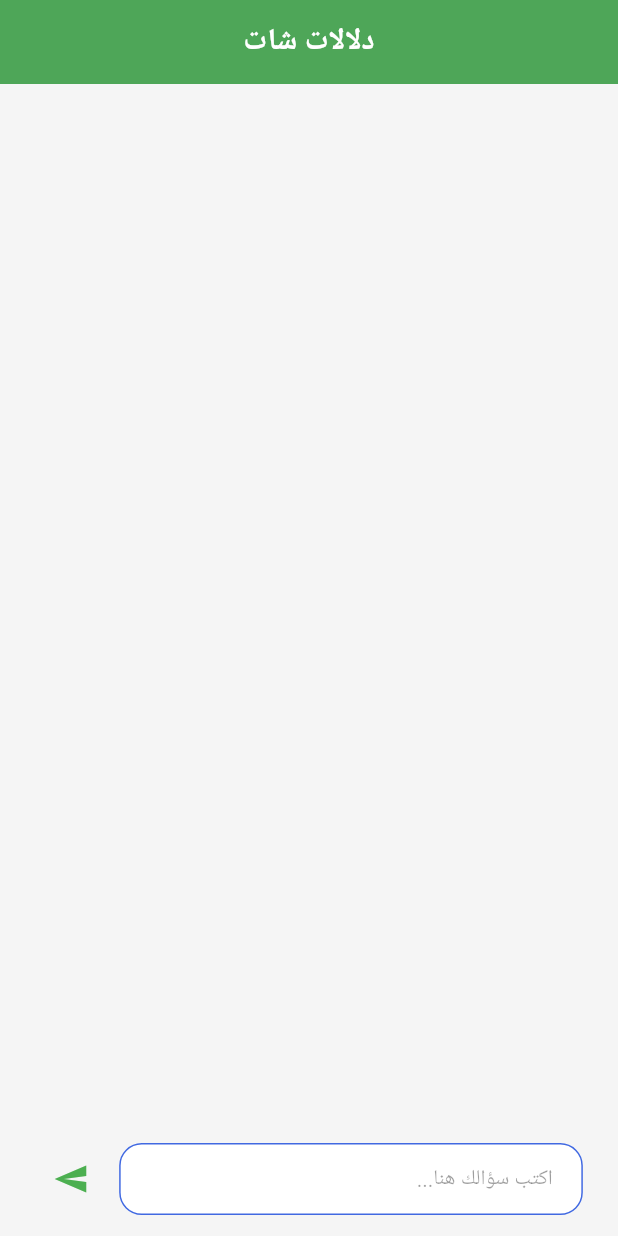
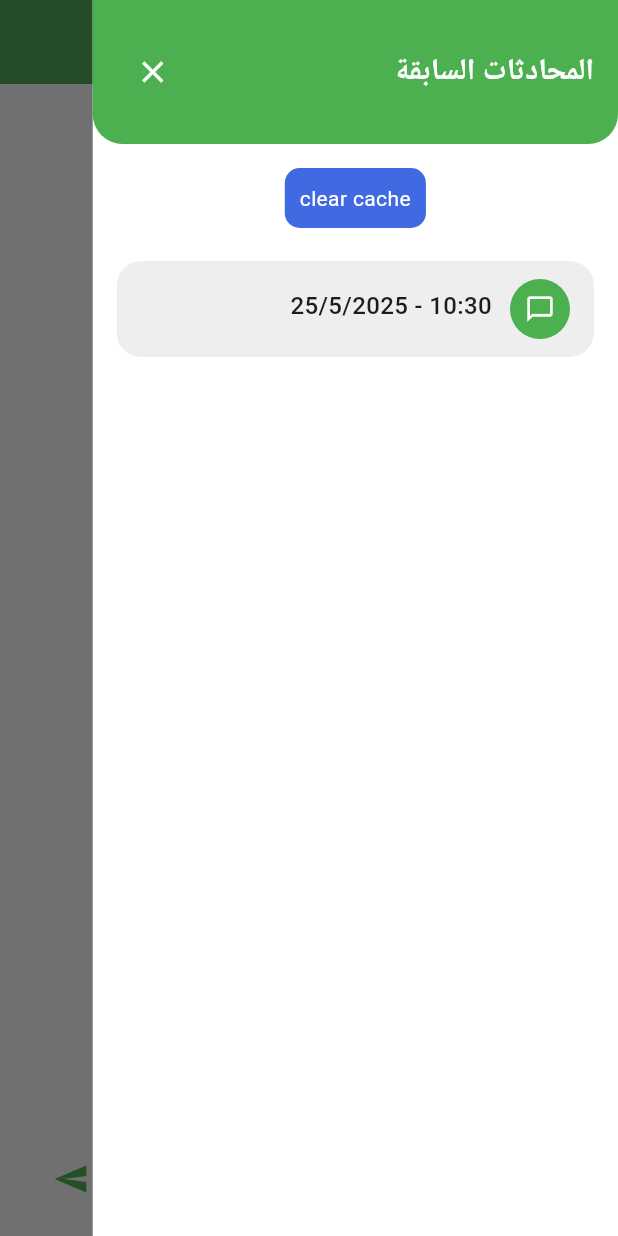
Before and after one commit to EslamKamel89/ai_chat_pot, a Flutter app: the screen it shows after launch, with the side drawer open (before the commit the screen has no drawer), on a phone screen of 412 x 824 dp. Run offline on Flutter 3.47's test engine with Material 3 defaults, Android fonts, the phone set to English and light mode, and no system bars; drawn by our look-alikes of flutter_animate; our stand-ins replace cached_network_image, connectivity_plus, dio, easy_localization, flutter_bloc, flutter_html and 9 more; statements that could not run were skipped.

Commit message:
feat: Implement chat history drawer and enhance chat session management

```diff
--- a/lib/chat/entities/chat_history_entity.dart
+++ b/lib/chat/entities/chat_history_entity.dart
@@ -1,9 +1,9 @@
 // ignore_for_file: public_member_api_docs, sort_constructors_first
 class ChatHistoryEntity {
   String? id;
-  final String title;
+  final String? title;
   final DateTime timestamp;
-  ChatHistoryEntity({this.id, required this.title, required this.timestamp}) {
+  ChatHistoryEntity({this.id, this.title, required this.timestamp}) {
     id ??= createId();
   }
 
@@ -25,4 +25,12 @@ class ChatHistoryEntity {
   static String createId() {
     return "ChatHistoryEntity.${DateTime.now().millisecondsSinceEpoch}";
   }
+
+  ChatHistoryEntity copyWith({String? id, String? title, DateTime? timestamp}) {
+    return ChatHistoryEntity(
+      id: id ?? this.id,
+      title: title ?? this.title,
+      timestamp: timestamp ?? this.timestamp,
+    );
+  }
 }
--- a/lib/chat/presentation/views/chat_screen.dart
+++ b/lib/chat/presentation/views/chat_screen.dart
@@ -1,6 +1,7 @@
 import 'package:ai_chat_pot/chat/cubits/chat_cubit/chat_cubit.dart';
 import 'package:ai_chat_pot/chat/cubits/chat_cubit/chat_state.dart';
 import 'package:ai_chat_pot/chat/presentation/widgets/chat_bubble.dart';
+import 'package:ai_chat_pot/chat/presentation/widgets/chat_histroy_drawer.dart';
 import 'package:ai_chat_pot/chat/presentation/widgets/message_input.dart';
 import 'package:ai_chat_pot/core/widgets/default_screen_padding.dart';
 import 'package:flutter/material.dart';
@@ -44,6 +45,7 @@ class _ChatScreenState extends State<ChatScreen> {
           child: SafeArea(
             child: Scaffold(
               appBar: AppBar(title: const Text("دلالات شات"), backgroundColor: Colors.green),
+              drawer: ChatHistoryDrawer(),
               body: BlocConsumer<ChatCubit, ChatState>(
                 listener: (context, state) {
                   _scrollToBottom();
--- /dev/null
+++ b/lib/chat/presentation/widgets/chat_histroy_drawer.dart
@@ -0,0 +1,153 @@
+import 'package:ai_chat_pot/chat/cubits/chat_cubit/chat_cubit.dart';
+import 'package:ai_chat_pot/chat/cubits/chat_cubit/chat_state.dart';
+import 'package:ai_chat_pot/chat/entities/chat_history_entity.dart';
+import 'package:ai_chat_pot/core/extensions/context-extensions.dart';
+import 'package:ai_chat_pot/core/service_locator/service_locator.dart';
+import 'package:flutter/material.dart';
+import 'package:flutter_animate/flutter_animate.dart';
+import 'package:flutter_bloc/flutter_bloc.dart';
+import 'package:shared_preferences/shared_preferences.dart';
+
+class ChatHistoryDrawer extends StatelessWidget {
+  // final List<ChatHistoryItem> chats;
+  // final Function(String id) onDelete;
+
+  const ChatHistoryDrawer({
+    super.key,
+    // required this.chats,
+    // required this.onDelete,
+  });
+
+  @override
+  Widget build(BuildContext context) {
+    return Container(
+      width: MediaQuery.of(context).size.width * 0.85,
+      color: Colors.white,
+      child: Directionality(
+        textDirection: TextDirection.rtl,
+        child: Column(
+          children: [
+            // Drawer Header
+            Container(
+              padding: const EdgeInsets.symmetric(vertical: 24, horizontal: 16),
+              decoration: BoxDecoration(
+                color: Colors.green,
+                borderRadius: const BorderRadius.only(
+                  bottomLeft: Radius.circular(20),
+                  bottomRight: Radius.circular(20),
+                ),
+              ),
+              child: Row(
+                mainAxisAlignment: MainAxisAlignment.spaceBetween,
+                children: [
+                  const Text(
+                    "المحادثات السابقة",
+                    style: TextStyle(
+                      color: Colors.white,
+                      fontSize: 20,
+                      fontWeight: FontWeight.bold,
+                    ),
+                  ),
+                  IconButton(
+                    icon: const Icon(Icons.close, color: Colors.white),
+                    onPressed: Navigator.of(context).pop,
+                  ),
+                ],
+              ),
+            ),
+
+            const SizedBox(height: 16),
+            InkWell(
+              onTap: () {
+                serviceLocator<SharedPreferences>().clear();
+              },
+              child: Container(
+                padding: EdgeInsets.all(10),
+                decoration: BoxDecoration(
+                  color: context.primaryColor,
+                  borderRadius: BorderRadius.circular(10),
+                ),
+                child: Text('clear cache', style: TextStyle(color: Colors.white)),
+              ),
+            ),
+            const SizedBox(height: 16),
+
+            // Chat List
+            Expanded(
+              child: BlocBuilder<ChatCubit, ChatState>(
+                builder: (context, state) {
+                  return ListView.builder(
+                    itemCount: state.conversationsInHistory.length,
+                    itemBuilder: (context, index) {
+                      final chat = state.conversationsInHistory[index];
+                      return _buildChatCard(chat, context);
+                    },
+                  );
+                },
+              ),
+            ),
+          ],
+        ),
+      ),
+    );
+  }
+
+  Widget _buildChatCard(ChatHistoryEntity chat, BuildContext context) {
+    return Padding(
+      padding: const EdgeInsets.symmetric(horizontal: 16, vertical: 6),
+      child: ClipRRect(
+        borderRadius: BorderRadius.circular(16),
+        // child: SlidableButton(
+        //   startAction: () => onDelete(chat.id),
+        // actionWidget:
+        // Container(
+        //   alignment: Alignment.center,
+        //   padding: const EdgeInsets.only(left: 16),
+        //   color: Colors.red,
+        //   child: const Icon(Icons.delete, color: Colors.white),
+        // ),
+        child: Container(
+          padding: const EdgeInsets.symmetric(horizontal: 16, vertical: 12),
+          decoration: BoxDecoration(
+            color: Colors.grey[200],
+            borderRadius: BorderRadius.circular(16),
+          ),
+          child: Row(
+            children: [
+              // Avatar
+              CircleAvatar(
+                backgroundColor: Colors.green,
+                radius: 20,
+                child: const Icon(Icons.chat_bubble_outline, color: Colors.white, size: 20),
+              ),
+              const SizedBox(width: 12),
+              Expanded(
+                child: Column(
+                  crossAxisAlignment: CrossAxisAlignment.start,
+                  children: [
+                    Text(
+                      chat.title == null
+                          ? "${chat.timestamp.hour}:${chat.timestamp.minute} - ${chat.timestamp.day}/${chat.timestamp.month}/${chat.timestamp.year}"
+                          : chat.title!,
+                      maxLines: 2,
+                      overflow: TextOverflow.ellipsis,
+                      textAlign: TextAlign.right,
+                      style: const TextStyle(fontSize: 16, fontWeight: FontWeight.w500),
+                    ),
+                    const SizedBox(height: 4),
+                    // Text(
+                    //   "${chat.timestamp.hour}:${chat.timestamp.minute} - ${chat.timestamp.day}/${chat.timestamp.month}/${chat.timestamp.year}",
+                    //   textAlign: TextAlign.right,
+                    //   style: TextStyle(fontSize: 12, color: Colors.grey[600]),
+                    // ),
+                  ],
+                ),
+              ),
+            ],
+          ),
+        ),
+      ),
+      // ),
+    ).animate().slideX(begin: 1.0, duration: 300.ms).fadeIn();
+  }
+}
```
Also changed, not shown: lib/chat/cubits/chat_cubit/chat_cubit.dart (+32 -7 lines).
